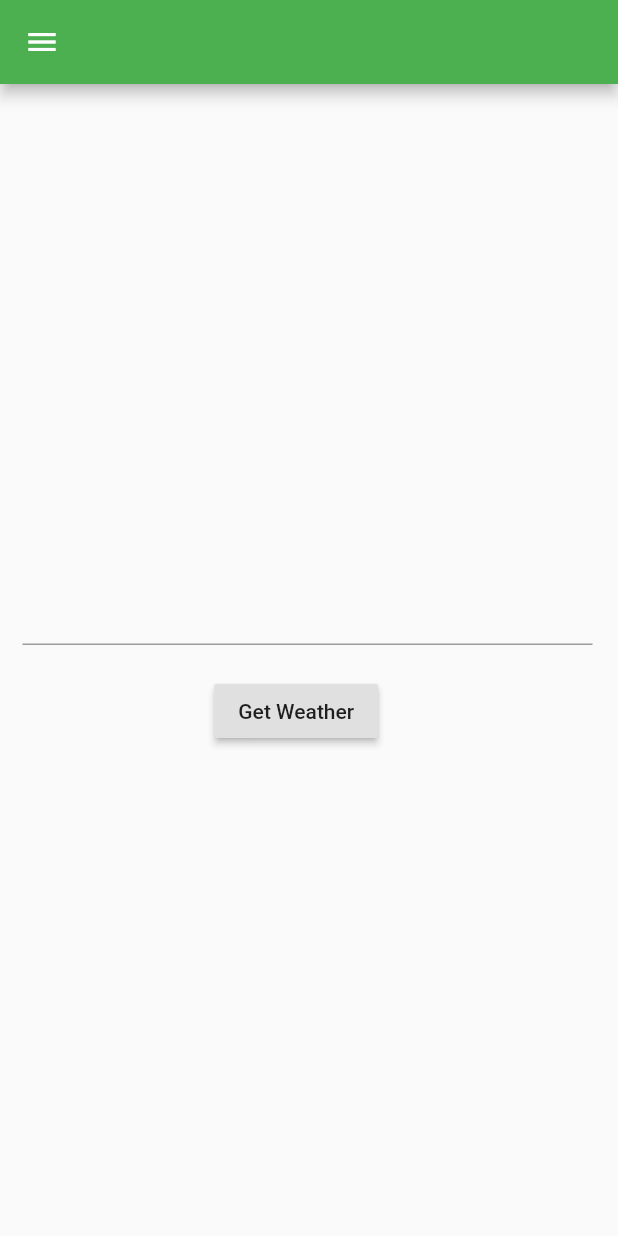
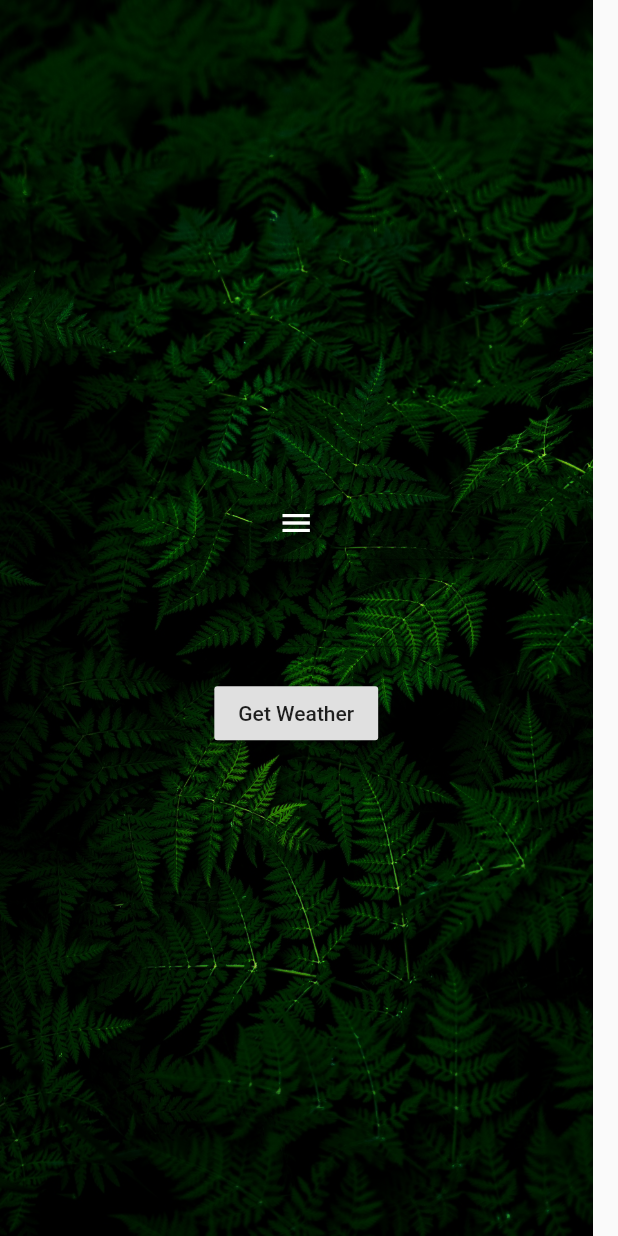
Before and after one commit to theadeshkhanna/weather_app, a Flutter app: the screen it shows after launch, on a phone screen of 412 x 824 dp. Run offline on Flutter 3.47's test engine with Material 2 defaults, Android fonts, the phone set to English and light mode, and no system bars.

```diff
--- a/lib/Landing.dart
+++ b/lib/Landing.dart
@@ -9,10 +9,13 @@ class Landing extends StatefulWidget {
 
 class _LandingState extends State<Landing> {
   var _textController = new TextEditingController();
+  var scaffoldKey = GlobalKey<ScaffoldState>();
 
   @override
   Widget build(BuildContext context) {
+
     return Scaffold(
+      key: scaffoldKey,
         drawer: Drawer(
           child: Column(
             children: <Widget>[
@@ -23,15 +26,29 @@ class _LandingState extends State<Landing> {
             ],
           ),
         ),
-        appBar: AppBar(),
         body: new Container(
+          decoration: BoxDecoration(
+            image: DecorationImage(
+              image: AssetImage('assets/bg.jpg'),
+              colorFilter: ColorFilter.mode(Colors.black.withOpacity(0.65), BlendMode.overlay),
+              fit: BoxFit.cover
+            )
+          ),
           child: Column(
             mainAxisAlignment: MainAxisAlignment.center,
             children: <Widget>[
+              IconButton(
+                icon: Icon(Icons.menu, color: Colors.white),
+                onPressed: () => scaffoldKey.currentState.openDrawer(),
+              ),
               new Container(
                 margin: EdgeInsets.only(left: 15),
                 width: 380,
                 child: new TextField(
+                  decoration: InputDecoration(
+                    border: OutlineInputBorder()
+                  ),
+                  style: TextStyle(color: Colors.white),
                   cursorColor: Colors.black,
                   keyboardType: TextInputType.text,
                   controller: _textController,
--- a/pubspec.yaml
+++ b/pubspec.yaml
@@ -42,9 +42,9 @@ flutter:
   uses-material-design: true
 
   # To add assets to your application, add an assets section, like this:
-assets:
-  - assets/bg.jpg
-  - assets/sunny.svg
+  assets:
+    - assets/bg.jpg
+    - assets/sunny.svg
 
   # An image asset can refer to one or more resolution-specific "variants", see
   # https://flutter.dev/assets-and-images/#resolution-aware.
```
Also changed, not shown: lib/Weather.dart (+16 -6 lines).
